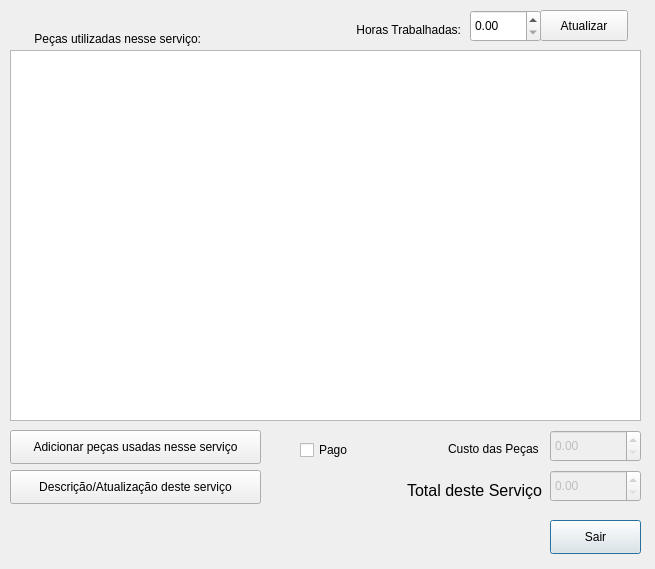
First picture: the form in addservice.ui, repository bedi1982/Oficina, before the edit.
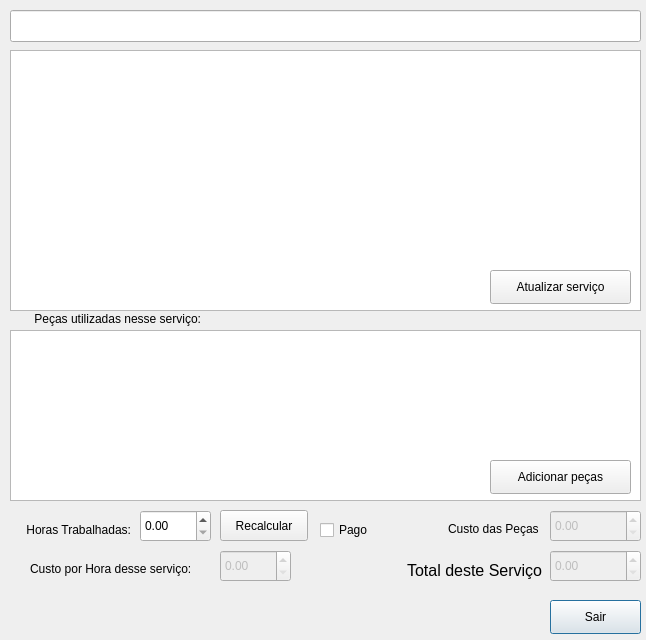
Second picture: the form after the edit.

The edit to the form file:
```diff
--- a/addservice.ui
+++ b/addservice.ui
@@ -6,26 +6,20 @@
    <rect>
     <x>0</x>
     <y>0</y>
-    <width>655</width>
-    <height>569</height>
+    <width>646</width>
+    <height>640</height>
    </rect>
   </property>
-  <property name="sizePolicy">
-   <sizepolicy hsizetype="Fixed" vsizetype="Fixed">
-    <horstretch>0</horstretch>
-    <verstretch>0</verstretch>
-   </sizepolicy>
-  </property>
   <property name="minimumSize">
    <size>
-    <width>569</width>
-    <height>0</height>
+    <width>500</width>
+    <height>500</height>
    </size>
   </property>
   <property name="maximumSize">
    <size>
-    <width>655</width>
-    <height>569</height>
+    <width>800</width>
+    <height>1000</height>
    </size>
   </property>
   <property name="windowTitle">
@@ -35,7 +29,7 @@
    <property name="geometry">
     <rect>
      <x>550</x>
-     <y>520</y>
+     <y>600</y>
      <width>91</width>
      <height>34</height>
     </rect>
@@ -48,7 +42,7 @@
    <property name="geometry">
     <rect>
      <x>440</x>
-     <y>440</y>
+     <y>520</y>
      <width>102</width>
      <height>18</height>
     </rect>
@@ -63,9 +57,9 @@
   <widget class="QLabel" name="lbl_totlaServiceCost">
    <property name="geometry">
     <rect>
-     <x>340</x>
-     <y>480</y>
-     <width>211</width>
+     <x>390</x>
+     <y>560</y>
+     <width>161</width>
      <height>20</height>
     </rect>
    </property>
@@ -87,9 +81,9 @@
    </property>
    <property name="geometry">
     <rect>
-     <x>10</x>
-     <y>430</y>
-     <width>251</width>
+     <x>490</x>
+     <y>460</y>
+     <width>141</width>
      <height>34</height>
     </rect>
    </property>
@@ -100,14 +94,14 @@
     </sizepolicy>
    </property>
    <property name="text">
-    <string>Adicionar peças usadas nesse serviço</string>
+    <string>Adicionar peças</string>
    </property>
   </widget>
   <widget class="QLabel" name="lbl_Emoticon">
    <property name="geometry">
     <rect>
      <x>490</x>
-     <y>510</y>
+     <y>590</y>
      <width>48</width>
      <height>48</height>
     </rect>
@@ -129,7 +123,7 @@
    <property name="geometry">
     <rect>
      <x>550</x>
-     <y>470</y>
+     <y>550</y>
      <width>91</width>
      <height>32</height>
     </rect>
@@ -148,7 +142,7 @@
    <property name="geometry">
     <rect>
      <x>550</x>
-     <y>430</y>
+     <y>510</y>
      <width>91</width>
      <height>32</height>
     </rect>
@@ -167,9 +161,9 @@
    <property name="geometry">
     <rect>
      <x>10</x>
-     <y>50</y>
+     <y>330</y>
      <width>631</width>
-     <height>371</height>
+     <height>171</height>
     </rect>
    </property>
   </widget>
@@ -177,7 +171,7 @@
    <property name="geometry">
     <rect>
      <x>10</x>
-     <y>30</y>
+     <y>310</y>
      <width>191</width>
      <height>18</height>
     </rect>
@@ -189,47 +183,15 @@
     <set>Qt::AlignRight|Qt::AlignTrailing|Qt::AlignVCenter</set>
    </property>
   </widget>
-  <widget class="QDoubleSpinBox" name="Spin_HandWorkHours">
-   <property name="enabled">
-    <bool>true</bool>
-   </property>
-   <property name="geometry">
-    <rect>
-     <x>470</x>
-     <y>10</y>
-     <width>71</width>
-     <height>32</height>
-    </rect>
-   </property>
-   <property name="singleStep">
-    <double>1.000000000000000</double>
-   </property>
-  </widget>
-  <widget class="QLabel" name="lbl_InsertWorkCost">
-   <property name="geometry">
-    <rect>
-     <x>280</x>
-     <y>20</y>
-     <width>181</width>
-     <height>20</height>
-    </rect>
-   </property>
-   <property name="text">
-    <string>Horas Trabalhadas:</string>
-   </property>
-   <property name="alignment">
-    <set>Qt::AlignRight|Qt::AlignTrailing|Qt::AlignVCenter</set>
-   </property>
-  </widget>
   <widget class="QCheckBox" name="check_Pago">
    <property name="enabled">
     <bool>true</bool>
    </property>
    <property name="geometry">
     <rect>
-     <x>300</x>
-     <y>440</y>
-     <width>88</width>
+     <x>320</x>
+     <y>520</y>
+     <width>61</width>
      <height>20</height>
     </rect>
    </property>
@@ -237,38 +199,144 @@
     <string>Pago</string>
    </property>
   </widget>
+  <widget class="QPushButton" name="btn_atualizarDescricaoServico">
+   <property name="enabled">
+    <bool>true</bool>
+   </property>
+   <property name="geometry">
+    <rect>
+     <x>490</x>
+     <y>270</y>
+     <width>141</width>
+     <height>34</height>
+    </rect>
+   </property>
+   <property name="text">
+    <string>Atualizar serviço</string>
+   </property>
+  </widget>
+  <widget class="QTextEdit" name="txt_Servicedescription">
+   <property name="geometry">
+    <rect>
+     <x>10</x>
+     <y>50</y>
+     <width>631</width>
+     <height>261</height>
+    </rect>
+   </property>
+   <property name="html">
+    <string>&lt;!DOCTYPE HTML PUBLIC &quot;-//W3C//DTD HTML 4.0//EN&quot; &quot;http://www.w3.org/TR/REC-html40/strict.dtd&quot;&gt;
+&lt;html&gt;&lt;head&gt;&lt;meta name=&quot;qrichtext&quot; content=&quot;1&quot; /&gt;&lt;style type=&quot;text/css&quot;&gt;
+p, li { white-space: pre-wrap; }
+&lt;/style&gt;&lt;/head&gt;&lt;body style=&quot; font-family:'Noto Sans'; font-size:10pt; font-weight:400; font-style:normal;&quot;&gt;
+&lt;p style=&quot;-qt-paragraph-type:empty; margin-top:0px; margin-bottom:0px; margin-left:0px; margin-right:0px; -qt-block-indent:0; text-indent:0px;&quot;&gt;&lt;br /&gt;&lt;/p&gt;&lt;/body&gt;&lt;/html&gt;</string>
+   </property>
+  </widget>
   <widget class="QPushButton" name="btn_save_hoursWorked">
    <property name="enabled">
     <bool>true</bool>
    </property>
    <property name="geometry">
     <rect>
-     <x>540</x>
-     <y>10</y>
+     <x>220</x>
+     <y>510</y>
      <width>88</width>
      <height>31</height>
     </rect>
    </property>
    <property name="text">
-    <string>Atualizar</string>
+    <string>Recalcular</string>
    </property>
   </widget>
-  <widget class="QPushButton" name="btn_atualizarDescricaoServico">
+  <widget class="QDoubleSpinBox" name="Spin_HandWorkHours">
    <property name="enabled">
     <bool>true</bool>
    </property>
    <property name="geometry">
     <rect>
+     <x>140</x>
+     <y>510</y>
+     <width>71</width>
+     <height>32</height>
+    </rect>
+   </property>
+   <property name="singleStep">
+    <double>1.000000000000000</double>
+   </property>
+  </widget>
+  <widget class="QLabel" name="lbl_InsertWorkCost">
+   <property name="geometry">
+    <rect>
      <x>10</x>
-     <y>470</y>
-     <width>251</width>
-     <height>34</height>
+     <y>520</y>
+     <width>121</width>
+     <height>20</height>
     </rect>
    </property>
    <property name="text">
-    <string>Descrição/Atualização deste serviço</string>
+    <string>Horas Trabalhadas:</string>
    </property>
+   <property name="alignment">
+    <set>Qt::AlignRight|Qt::AlignTrailing|Qt::AlignVCenter</set>
+   </property>
   </widget>
+  <widget class="QLineEdit" name="line_ServiceShortDescription">
+   <property name="geometry">
+    <rect>
+     <x>10</x>
+     <y>10</y>
+     <width>631</width>
+     <height>32</height>
+    </rect>
+   </property>
+  </widget>
+  <widget class="QLabel" name="label">
+   <property name="geometry">
+    <rect>
+     <x>30</x>
+     <y>560</y>
+     <width>191</width>
+     <height>18</height>
+    </rect>
+   </property>
+   <property name="text">
+    <string>Custo por Hora desse serviço:</string>
+   </property>
+  </widget>
+  <widget class="QDoubleSpinBox" name="Spin_ServiceRegistereHandWorkHours">
+   <property name="enabled">
+    <bool>false</bool>
+   </property>
+   <property name="geometry">
+    <rect>
+     <x>220</x>
+     <y>550</y>
+     <width>71</width>
+     <height>32</height>
+    </rect>
+   </property>
+   <property name="singleStep">
+    <double>1.000000000000000</double>
+   </property>
+  </widget>
+  <zorder>tbl_PartsUsedInService</zorder>
+  <zorder>txt_Servicedescription</zorder>
+  <zorder>btn_Sair</zorder>
+  <zorder>lbl_PartsCost</zorder>
+  <zorder>lbl_totlaServiceCost</zorder>
+  <zorder>btn_Add_PartsUsedInTheService</zorder>
+  <zorder>lbl_Emoticon</zorder>
+  <zorder>Spin_TotalserviceCost</zorder>
+  <zorder>Spin_PartsCost</zorder>
+  <zorder>lbl_PartsUsed</zorder>
+  <zorder>check_Pago</zorder>
+  <zorder>btn_atualizarDescricaoServico</zorder>
+  <zorder>btn_save_hoursWorked</zorder>
+  <zorder>Spin_HandWorkHours</zorder>
+  <zorder>lbl_InsertWorkCost</zorder>
+  <zorder>line_ServiceShortDescription</zorder>
+  <zorder>label</zorder>
+  <zorder>Spin_ServiceRegistereHandWorkHours</zorder>
  </widget>
  <tabstops>
   <tabstop>btn_Add_PartsUsedInTheService</tabstop>
```
